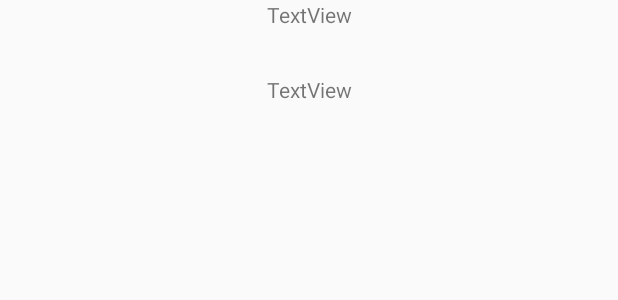
After one commit to npate306/Demonstration, an Android app: the layout reviewsadapter.xml on its own in the app's theme, with its tools: preview values and no code run, on a phone screen of 412 x 824 dp. The commit adds this screen. Shown: the top 300 px of the screen. Run offline under Robolectric (Android 15) with nearby library versions, the phone set to English and light mode, and no system bars.

Commit message:
added functionality

```diff
--- a/app/src/main/AndroidManifest.xml
+++ b/app/src/main/AndroidManifest.xml
@@ -18,8 +18,9 @@
         </activity>
         <activity android:name=".Search"></activity>
         <activity android:name=".HomePage"></activity>
+        <activity android:name=".Reviews"></activity>
+        <activity android:name=".WatchMovie"></activity>
         <activity android:name=".PopularMovies"></activity>
-        <activity android:name=".WatchMovie"></activity>
     </application>
 
 </manifest>
--- a/app/src/main/java/com/example/neelpatel/demonstration/Result.java
+++ b/app/src/main/java/com/example/neelpatel/demonstration/Result.java
@@ -5,7 +5,7 @@ import java.util.List;
  * Created by Neel Patel on 11/7/2017.
  */
 
-public class Result {
+public class Result{
 
     private Integer voteCount;
     private Integer id;
--- a/app/src/main/java/com/example/neelpatel/demonstration/TopMoviesAdapter.java
+++ b/app/src/main/java/com/example/neelpatel/demonstration/TopMoviesAdapter.java
@@ -15,7 +15,6 @@ public class TopMoviesAdapter extends RecyclerView.Adapter<TopMoviesAdapter.Popu
     private int rowLayout;
 
     public static class PopularMovieViewHolder extends RecyclerView.ViewHolder {
-        LinearLayout moviesLayout;
         TextView movieTitle;
         TextView rating;
         TextView movieDescription;
--- /dev/null
+++ b/app/src/main/res/layout/reviewsadapter.xml
@@ -0,0 +1,26 @@
+<?xml version="1.0" encoding="utf-8"?>
+<RelativeLayout xmlns:android="http://schemas.android.com/apk/res/android"
+    android:layout_width="match_parent"
+    android:layout_height="110dp"
+    android:orientation="vertical">
+
+    <TextView
+        android:id="@+id/textView9"
+        android:layout_width="match_parent"
+        android:layout_height="50dp"
+        android:layout_alignParentLeft="true"
+        android:layout_alignParentStart="true"
+        android:layout_alignParentTop="true"
+        android:text="TextView"
+        android:textAlignment="center" />
+
+    <TextView
+        android:id="@+id/textView3"
+        android:layout_width="match_parent"
+        android:layout_height="50dp"
+        android:layout_alignParentLeft="true"
+        android:layout_alignParentStart="true"
+        android:layout_below="@+id/textView9"
+        android:text="TextView"
+        android:textAlignment="center" />
+</RelativeLayout>
```
Also changed, not shown: app/src/main/java/com/example/neelpatel/demonstration/ApiRatingAdapter.java (added, +54 -0 lines), app/src/main/java/com/example/neelpatel/demonstration/HomePage.java (+11 -3 lines), app/src/main/java/com/example/neelpatel/demonstration/Release.java (added, +32 -0 lines), app/src/main/java/com/example/neelpatel/demonstration/Reviews.java (renamed from app/src/main/java/com/example/neelpatel/demonstration/Search.java, +18 -16 lines), app/src/main/res/layout/homepage.xml (+3 -9 lines), app/src/main/res/layout/reviews.xml (added, +55 -0 lines), app/src/main/res/layout/useradapter.xml (added, +26 -0 lines).
